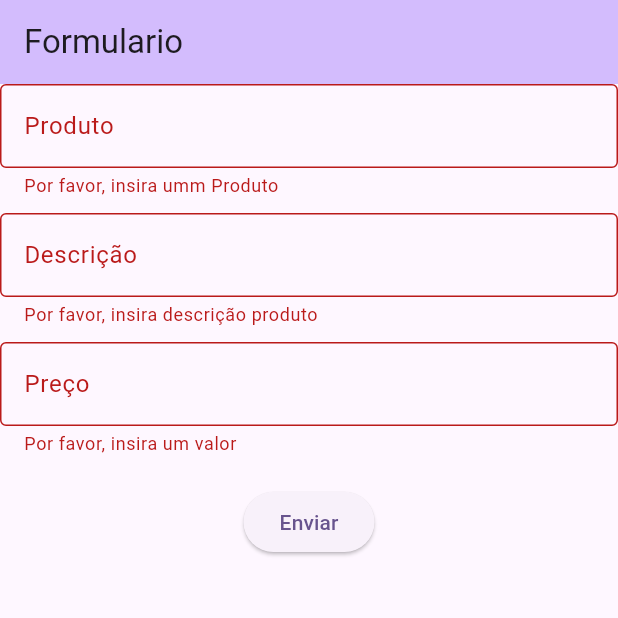
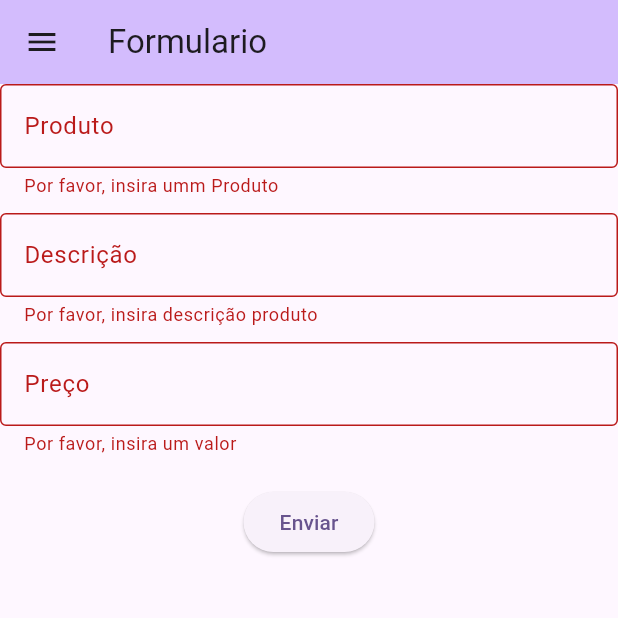
Before and after one commit to FabricioLourenco/CrudPedidosMobile, a Flutter app: the screen it shows after launch, after a tap on "Enviar", on a phone screen of 412 x 824 dp, the top half of it. Run offline on Flutter 3.47's test engine with Material 3 defaults, Android fonts, the phone set to English and light mode, and no system bars; our stand-ins replace get; network calls fail.

Commit message:
produto service list

```diff
--- /dev/null
+++ b/lib/components/MenuComponent.dart
@@ -0,0 +1,55 @@
+import 'package:conectar_api/screens/homeScreen.dart';
+import 'package:flutter/cupertino.dart';
+import 'package:flutter/material.dart';
+
+import '../screens/ListaProdutoScreen.dart';
+
+class MenuComponent extends StatelessWidget {
+  @override
+  Widget build(BuildContext context) {
+    return
+      Drawer(
+        child: ListView(
+          padding: EdgeInsets.zero,
+          children: <Widget>[
+            DrawerHeader(
+              decoration: BoxDecoration(
+                color: Colors.blue,
+              ),
+              child: Text(
+                'Menu Header',
+                style: TextStyle(
+                  color: Colors.white,
+                  fontSize: 24,
+                ),
+              ),
+            ),
+            ListTile(
+              title: Text('Cadastra Produto'),
+              onTap: () {
+                // Handle item 1 tap
+                // Navigator.pop(context);
+                Navigator.push(
+                  context,
+                  MaterialPageRoute(builder: (context) =>
+                      HomeScreen()),
+                );
+              },
+            ),
+            ListTile(
+              title: Text('Lista Produto'),
+              onTap: () {
+                // Handle item 1 tap
+                // Navigator.pop(context);
+                Navigator.push(
+                  context,
+                  MaterialPageRoute(builder: (context) =>
+                      ListaProdutoScreen()),
+                );
+              },
+            ),
+          ],
+        ),
+      );
+  }
+}
--- a/lib/main.dart
+++ b/lib/main.dart
@@ -1,3 +1,4 @@
+import 'package:conectar_api/screens/ListaProdutoScreen.dart';
 import 'package:conectar_api/screens/homeScreen.dart';
 import 'package:flutter/material.dart';
 
@@ -17,7 +18,6 @@ class MyApp extends StatelessWidget {
     return MaterialApp(
       title: 'Flutter Demo',
       theme: ThemeData(
-
         colorScheme: ColorScheme.fromSeed(seedColor: Colors.deepPurple),
         useMaterial3: true,
       ),
--- a/lib/screens/homeScreen.dart
+++ b/lib/screens/homeScreen.dart
@@ -1,3 +1,4 @@
+import 'package:conectar_api/components/MenuComponent.dart';
 import 'package:conectar_api/controllers/produtoController.dart';
 import 'package:conectar_api/models/ProdutoModel.dart';
 import 'package:flutter/cupertino.dart';
@@ -25,6 +26,7 @@ class _HomeScreenState extends State<HomeScreen> {
         backgroundColor: Theme.of(context).colorScheme.inversePrimary,
         title: Text("Formulario"),
       ),
+      drawer: MenuComponent(),
       body:
       Obx(()=>
         controllerProduto.isLoading.value?
```
Also changed, not shown: lib/controllers/produtoController.dart (+21 -1 lines), lib/screens/ListaProdutoScreen.dart (added, +51 -0 lines), lib/services/produtoService.dart (+22 -1 lines).
